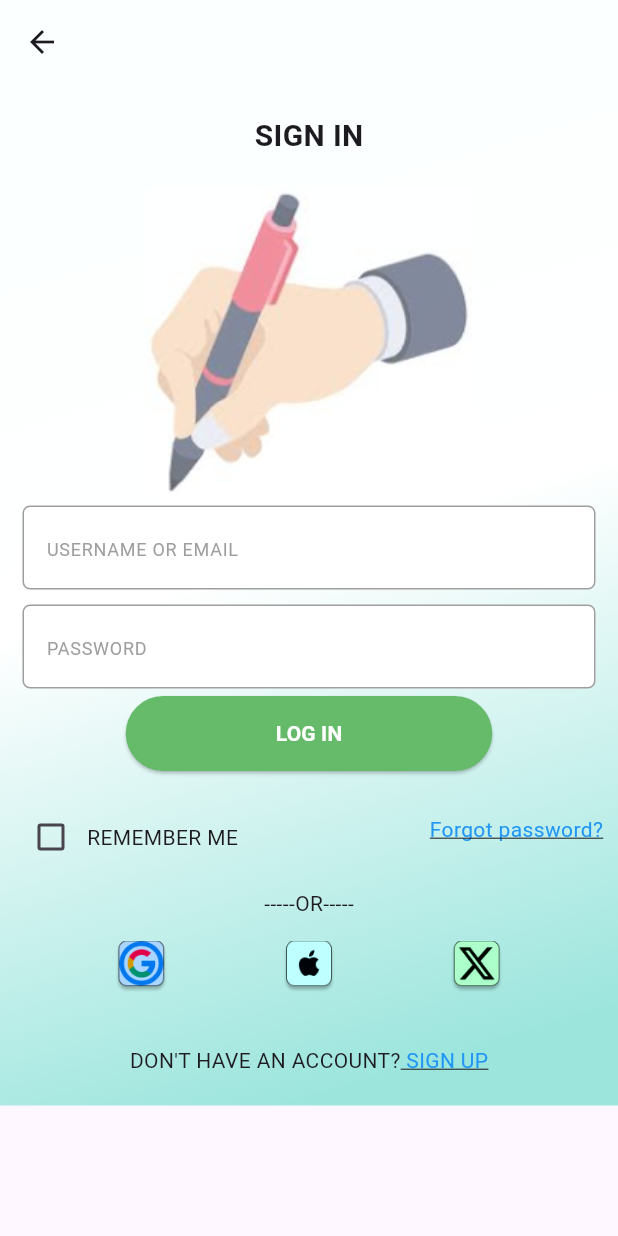
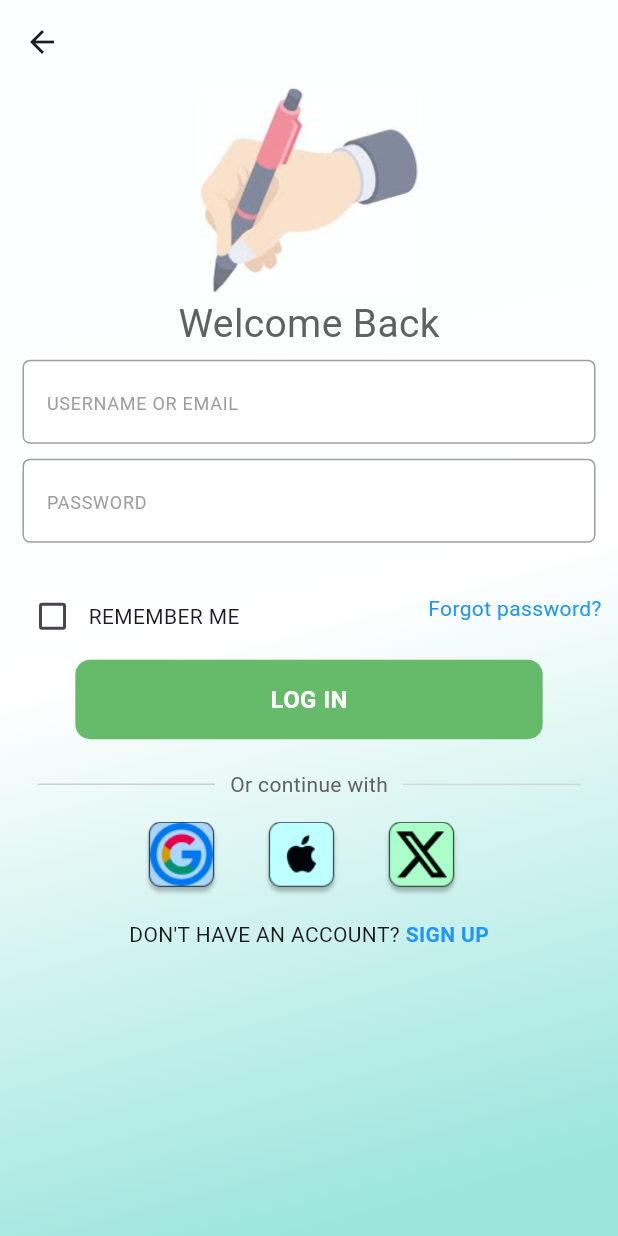
Before and after one commit to MamaFati/E-learning, a Flutter app: the signPage screen opened directly, after a tap on "LOG IN", on a phone screen of 412 x 824 dp. Run offline on Flutter 3.47's test engine with Material 3 defaults, Android fonts, the phone set to English and light mode, and no system bars.

Commit message:
Save local changes before upgrading Flutter

```diff
--- a/lib/component/bottoms.dart
+++ b/lib/component/bottoms.dart
@@ -3,19 +3,19 @@ import 'package:flutter/material.dart';
 class CustomButton extends StatelessWidget {
   final String text;
   final Color color;
-  final VoidCallback onPressed;
+  final VoidCallback onTap;
 
-  const CustomButton({
+  CustomButton({
     required this.text,
     required this.color,
-    required this.onPressed,
-    Key? key,
-  }) : super(key: key);
+    required this.onTap,
+    super.key,
+  });
 
   @override
   Widget build(BuildContext context) {
     return GestureDetector(
-      onTap: onPressed,
+      onTap: onTap,
       child: Container(
         decoration: BoxDecoration(
           color: color,
@@ -23,13 +23,13 @@ class CustomButton extends StatelessWidget {
         ),
         child: Padding(
           padding:
-              const EdgeInsets.symmetric(vertical: 15.0, horizontal: 100.0),
+              const EdgeInsets.symmetric(vertical: 15.0, horizontal: 130.0),
           child: Text(
             text,
             style: const TextStyle(
               color: Colors.white,
-              fontWeight: FontWeight.w900,
-              fontSize: 20,
+              fontWeight: FontWeight.bold,
+              fontSize: 16,
             ),
           ),
         ),
--- /dev/null
+++ b/lib/component/square_tile.dart
@@ -0,0 +1,19 @@
+import 'package:flutter/material.dart';
+
+class squareTile extends StatelessWidget {
+  final String imagePath;
+  const squareTile({super.key, required this.imagePath});
+
+  @override
+  Widget build(BuildContext context) {
+    return Padding(
+      padding: const EdgeInsets.symmetric(horizontal: 10.0),
+      child: Container(
+        child: Image.asset(
+          imagePath,
+          height: 50,
+        ),
+      ),
+    );
+  }
+}
--- a/lib/component/textArea.dart
+++ b/lib/component/textArea.dart
@@ -1,14 +1,16 @@
 import 'package:flutter/material.dart';
 
 class CustomTextArea extends StatelessWidget {
-
   final String hintText;
-  final int maxLines;
+  // The controller gets the user input
+  final controller;
+  // To secure password when the user types
+  final obscureText;
 
   const CustomTextArea({
-
     required this.hintText,
-    this.maxLines = 1,
+    this.obscureText,
+    this.controller,
     Key? key,
   }) : super(key: key);
 
@@ -17,8 +19,8 @@ class CustomTextArea extends StatelessWidget {
     return Padding(
         padding: const EdgeInsets.symmetric(horizontal: 15, vertical: 5),
         child: TextField(
-          // controller: controller,
-          maxLines: maxLines,
+          controller: controller,
+          obscureText: obscureText,
           decoration: InputDecoration(
               filled: true,
               fillColor: Colors.white,
@@ -28,12 +30,10 @@ class CustomTextArea extends StatelessWidget {
                 borderRadius: BorderRadius.circular(5),
                 borderSide: BorderSide(
                   color: Colors.grey,
-
-                // width: 1.0,
-              ),
-
                 ),
               ),
+              focusedBorder: OutlineInputBorder(
+                  borderSide: BorderSide(color: Colors.grey.shade400))),
         ));
     // );
   }
--- a/lib/pages/sign_In_Page.dart
+++ b/lib/pages/sign_In_Page.dart
@@ -1,3 +1,5 @@
+import 'package:e_learning/component/bottoms.dart';
+import 'package:e_learning/component/square_tile.dart';
 import 'package:e_learning/component/textArea.dart';
 import 'package:e_learning/pages/sign_Out_Page.dart';
 import 'package:flutter/material.dart';
@@ -11,6 +13,12 @@ class SignInPage extends StatefulWidget {
 
 class _SignInPageState extends State<SignInPage> {
   bool? isChecked = false;
+  // Text Editing controllers
+  final userNameControl = TextEditingController();
+  final passwordControl = TextEditingController();
+
+  // Sign user In
+  void signUserIn() {}
 
   @override
   Widget build(BuildContext context) {
@@ -29,46 +37,39 @@ class _SignInPageState extends State<SignInPage> {
           ),
         ),
         width: double.infinity,
+        child: Column(
+          children: [
+            Expanded(
               child: SingleChildScrollView(
                 child: Column(
-            // mainAxisAlignment: MainAxisAlignment.spaceEvenly,
+                  mainAxisAlignment: MainAxisAlignment.center,
                   children: [
-              // Text
-              Padding(
-                padding: const EdgeInsets.symmetric(vertical: 20.0),
-                child: Text(
-                  "SIGN IN",
-                  style: TextStyle(fontWeight: FontWeight.bold, fontSize: 20),
+                    // Avator Image
+                    Image.asset(
+                      'lib/assets/images1/0000 1.png',
+                      width: 150,
                     ),
+                    // Welcome message
+                    Text(
+                      "Welcome Back",
+                      style: TextStyle(color: Colors.grey[700], fontSize: 26),
                     ),
-              //  Avator Image
-              Image.asset('lib/assets/images1/0000 1.png'),
                     // user name
                     CustomTextArea(
                       hintText: 'USERNAME OR EMAIL',
+                      controller: userNameControl,
+                      obscureText: false,
                     ),
                     // user password
                     CustomTextArea(
                       hintText: 'PASSWORD',
+                      controller: passwordControl,
+                      obscureText: true,
                     ),
-              //  const SizedBox(height: 20),
-              // button
-              ElevatedButton(
-                onPressed: () {},
-                child: Text(
-                  'LOG IN',
-                  style: TextStyle(
-                      color: Colors.white, fontWeight: FontWeight.bold),
-                ),
-                style: ElevatedButton.styleFrom(
-                  padding: EdgeInsets.symmetric(vertical: 15, horizontal: 100),
-                  backgroundColor: Colors.green[400],
-                ),
-              ),
+                    const SizedBox(height: 10),
                     // Row for remember me and forgot password
                     Padding(
-                padding:
-                    const EdgeInsets.symmetric(horizontal: 10.0, vertical: 10),
+                      padding: const EdgeInsets.symmetric(horizontal: 11.0),
                       child: Row(
                         mainAxisAlignment: MainAxisAlignment.spaceBetween,
                         children: [
@@ -86,49 +87,78 @@ class _SignInPageState extends State<SignInPage> {
                                   },
                                 ),
                                 // Text
-                          Text(
+                                const Text(
                                   "REMEMBER ME",
                                   style: TextStyle(),
                                 ),
                               ],
                             ),
                           ),
-                    Text(
+                          const Text(
                             "Forgot password?",
                             style: TextStyle(
                               color: Colors.blue,
-                        decoration: TextDecoration.underline,
                             ),
                           ),
                         ],
                       ),
                     ),
+                    // button
+                    Padding(
+                      padding: const EdgeInsets.only(top: 5.0, bottom: 20),
+                      child: CustomButton(
+                        text: "LOG IN",
+                        color: Colors.green[400]!,
+                        onTap: signUserIn,
+                      ),
+                    ),
                     // OR#####
-              Text("-----OR-----"),
                     Padding(
-                padding: const EdgeInsets.symmetric(vertical: 15.0),
+                      padding: const EdgeInsets.symmetric(horizontal: 25.0),
                       child: Row(
-                  mainAxisAlignment: MainAxisAlignment.spaceEvenly,
                         children: [
-                    // icons.. google Apple X
-                    Image.asset(
-                      'lib/assets/images1/HNFVYH 1.png',
-                      width: 35,
+                          Expanded(
+                            child: Divider(
+                              thickness: 0.7,
+                              color: Colors.grey[400],
                             ),
-                    Image.asset(
-                      'lib/assets/images1/GYVHG 1.png',
-                      width: 35,
                           ),
-                    Image.asset(
-                      'lib/assets/images1/ZDZ 1.png',
-                      width: 35,
+                          Padding(
+                            padding:
+                                const EdgeInsets.symmetric(horizontal: 10.0),
+                            child: Text(
+                              "Or continue with",
+                              style: TextStyle(color: Colors.grey[700]),
                             ),
+                          ),
+                          Expanded(
+                            child: Divider(
+                              thickness: 0.5,
+                              color: Colors.grey[400],
+                            ),
+                          )
                         ],
                       ),
                     ),
-              //
+                    const Padding(
+                      padding: EdgeInsets.symmetric(vertical: 15.0),
+                      child: Row(
+                        mainAxisAlignment: MainAxisAlignment.center,
+                        children: [
+                          squareTile(
+                              imagePath: 'lib/assets/images1/HNFVYH 1.png'),
+                          SizedBox(width: 10),
+                          //  image2
+                          squareTile(
+                              imagePath: 'lib/assets/images1/GYVHG 1.png'),
+                          SizedBox(width: 10), // image3
+                          squareTile(imagePath: 'lib/assets/images1/ZDZ 1.png'),
+                          SizedBox(width: 10),
+                        ],
+                      ),
+                    ),
                     Padding(
-                padding: EdgeInsets.symmetric(vertical: 20.0),
+                      padding: EdgeInsets.symmetric(),
                       child: Row(
                         mainAxisAlignment: MainAxisAlignment.center,
                         children: [
@@ -145,8 +175,7 @@ class _SignInPageState extends State<SignInPage> {
                             child: const Text(
                               " SIGN UP",
                               style: TextStyle(
-
-                          decoration: TextDecoration.underline,
+                                fontWeight: FontWeight.bold,
                                 color: Colors.blue,
                               ),
                             ),
@@ -158,6 +187,9 @@ class _SignInPageState extends State<SignInPage> {
                 ),
               ),
             ),
+          ],
+        ),
+      ),
     );
   }
 }
--- a/lib/pages/sign_page.dart
+++ b/lib/pages/sign_page.dart
@@ -34,7 +34,7 @@ class signPage extends StatelessWidget {
                 child: CustomButton(
                   text: "LOG IN",
                   color: Colors.green[400]!,
-                  onPressed: () => Navigator.push(
+                  onTap: () => Navigator.push(
                     context,
                     MaterialPageRoute(builder: (context) => SignInPage()),
                   ),
@@ -44,10 +44,12 @@ class signPage extends StatelessWidget {
               CustomButton(
                 text: "SIGN UP",
                 color: const Color.fromARGB(255, 1, 138, 156),
-                onPressed: () => Navigator.push(
-                  context,
-                  MaterialPageRoute(builder: (context) => SignOutPage()),
-                ),
+                onTap: () {
+                  Navigator.push(
+                    context,
+                    MaterialPageRoute(builder: (context) => SignOutPage()),
+                  );
+                },
               ),
             ],
           ),
--- a/lib/pages/welcome_page.dart
+++ b/lib/pages/welcome_page.dart
@@ -12,8 +12,8 @@ class _welcomePageState extends State<welcomePage> {
   @override
   Widget build(BuildContext context) {
     return Scaffold(
-
-      body: Container(
+      body: SafeArea(
+        child: Container(
           decoration: const BoxDecoration(
               gradient: LinearGradient(
             colors: [
@@ -32,7 +32,7 @@ class _welcomePageState extends State<welcomePage> {
               children: [
                 // Text
                 const Padding(
-                padding: EdgeInsets.only(top:10.0),
+                  padding: EdgeInsets.only(top: 10.0),
                   child: Text(
                     "AFRICA-CAN-DO E-LEARNING",
                     textAlign: TextAlign.center,
@@ -94,6 +94,7 @@ class _welcomePageState extends State<welcomePage> {
             ),
           ),
         ),
+      ),
     );
   }
 }
```
Also changed, not shown: lib/assets/images1/pngwing.com (1).png (added), lib/assets/images1/pngwing.com (2).png (added), lib/assets/images1/pngwing.com.png (added), 1 other file. Lines whose indentation alone changed are shown as unchanged.
